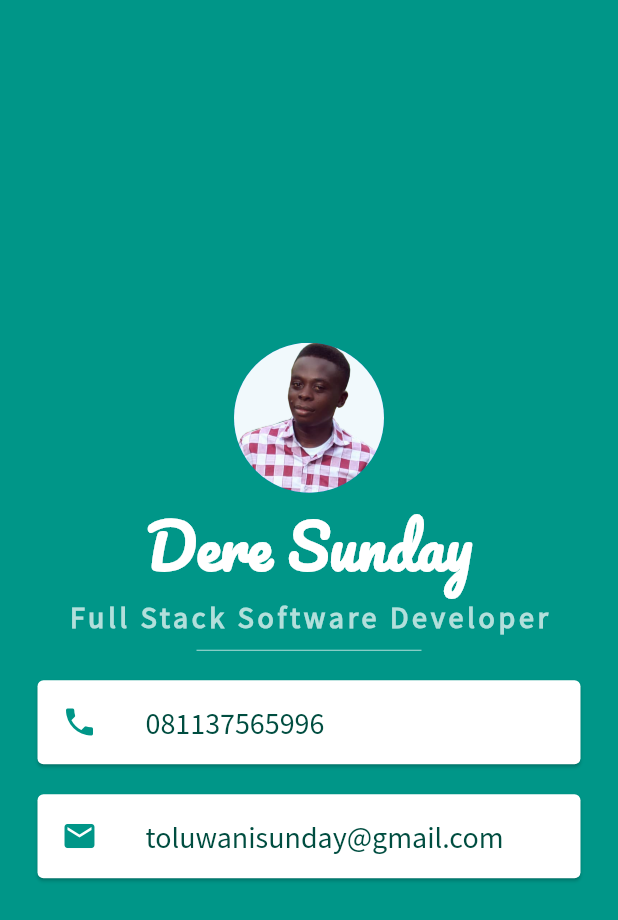
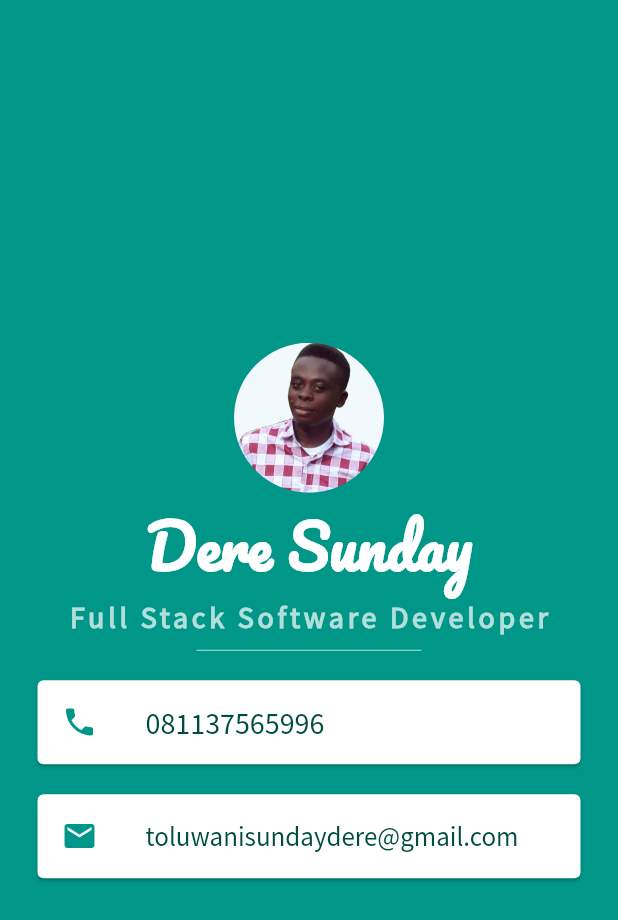
Before and after one commit to dereSundayT/mcard, a Flutter app: the screen it shows after launch, on a phone screen of 412 x 824 dp. Shown: the top 920 px of the screen. Run offline on Flutter 3.47's test engine with Material 2 defaults, Android fonts, the phone set to English and light mode, and no system bars.

Commit message:
updated dart file

```diff
--- a/lib/main.dart
+++ b/lib/main.dart
@@ -61,11 +61,11 @@ class MyApp extends StatelessWidget {
                       color: Colors.teal,
                     ),
                     title: Text(
-                      'toluwanisunday@gmail.com',
+                      'toluwanisundaydere@gmail.com',
                       style: TextStyle(
                         color: Colors.teal.shade900,
                         fontFamily: 'Source Sans Pro',
-                        fontSize: 20.0,
+                        fontSize: 18.0,
                       ),
                     )),
               ),
```
